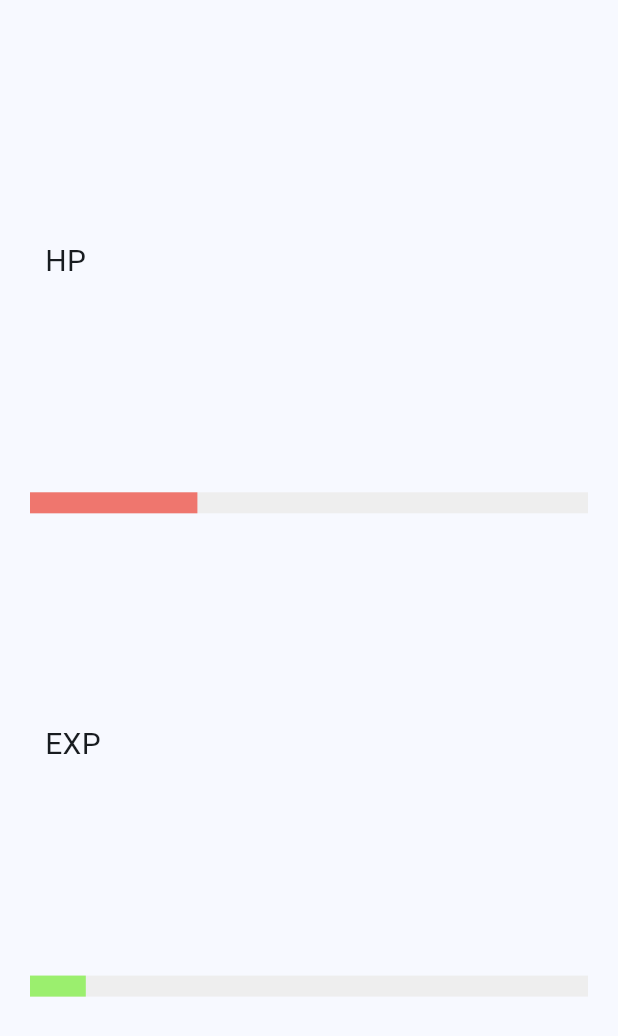
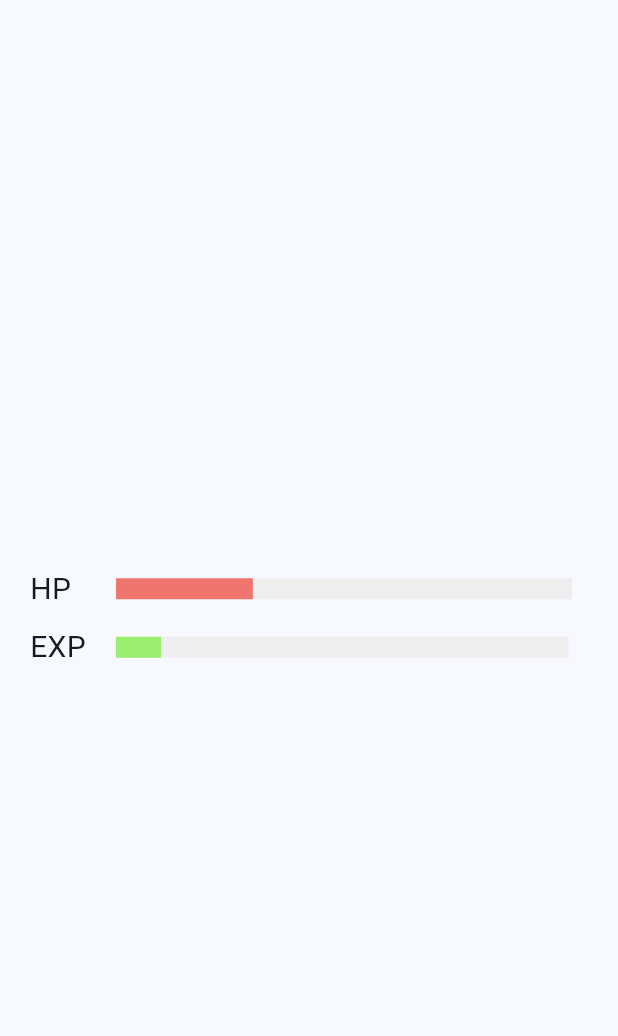
Before and after one commit to tomoyo519/IWW_frontend, a Flutter app: the StatusBar widget shown alone on an empty page, opened directly, on a phone screen of 412 x 824 dp. Shown: the top 1036 px of the screen. Run offline on Flutter 3.47's test engine with Material 2 defaults, Android fonts, the phone set to English and light mode, and no system bars; our stand-ins replace camera, contacts_service, dio, image_picker, lottie and 4 more; missing offline and left inert: dart:ffi, kakao_flutter_sdk, model_viewer_plus; accounts and stored records are empty; network calls fail.

```diff
--- a/lib/view/myroom/myroom.dart
+++ b/lib/view/myroom/myroom.dart
@@ -33,19 +33,20 @@ class MyRoom extends StatelessWidget {
                 child: Stack(
                   children: [
                     RenderMyRoom(),
+                    // Positioned(height: 800, bottom: 100, child: UnderLayer()),
                     Positioned(
                         left: 0,
                         right: 0,
-                        bottom: 20,
-                        height: 800,
-                        child: Column(
-                            mainAxisAlignment: MainAxisAlignment.center,
-                            crossAxisAlignment: CrossAxisAlignment.center,
-                            children: [
-                              UnderLayer(),
-                              BottomButtons(),
-                              SizedBox(height: 20)
-                            ])),
+                        bottom: 30,
+                        height: 150,
+                        child: UnderLayer()),
+                    Positioned(
+                      left: 0,
+                      right: 0,
+                      bottom: 10,
+                      height: 50,
+                      child: BottomButtons(),
+                    ),
                   ],
                 ),
               ),
@@ -137,11 +138,12 @@ class UnderLayer extends StatelessWidget {
   // TODO 채팅 구현 후 채팅창 삽입
   @override
   Widget build(BuildContext context) {
-    return SizedBox(
-      height: 200,
+    return Container(
+      height: MediaQuery.of(context).padding.top + 30,
+      color: Colors.transparent,
       child: context.watch<MyRoomViewModel>().isMyRoom
           ? StatusBar()
-          : SizedBox(height: 150, width: 20),
+          : SizedBox(height: 110, width: 20), // TODO chatting으로 변경
       // BottomButtons()
     );
   }
@@ -183,23 +185,27 @@ class _StatusBarState extends State<StatusBar> with TickerProviderStateMixin {
 
   @override
   Widget build(BuildContext context) {
-    return Scaffold(
-      body: Padding(
+    return Container(
       padding: const EdgeInsets.all(20.0),
       child: Column(
-          mainAxisAlignment: MainAxisAlignment.spaceEvenly,
+        mainAxisSize: MainAxisSize.max,
+        mainAxisAlignment: MainAxisAlignment.center,
+        crossAxisAlignment: CrossAxisAlignment.center,
         children: <Widget>[
           Row(
-              children: const [
-                SizedBox(width: 10),
-                Text(
+            children: [
+              Flexible(
+                flex: 1,
+                child: Text(
                   'HP',
                   style: TextStyle(fontSize: 20),
                   textAlign: TextAlign.left,
-                )
-              ],
                 ),
-            LinearProgressIndicator(
+              ),
+              SizedBox(width: 30),
+              Flexible(
+                flex: 8,
+                child: LinearProgressIndicator(
                   value: _hp,
                   minHeight: 14,
                   valueColor: AlwaysStoppedAnimation<Color>(
@@ -207,17 +213,24 @@ class _StatusBarState extends State<StatusBar> with TickerProviderStateMixin {
                   backgroundColor: Colors.grey[200],
                   semanticsLabel: 'Linear progress indicator',
                 ),
+              ),
+            ],
+          ),
+          SizedBox(height: 10),
           Row(
-              children: const [
-                SizedBox(width: 10),
-                Text(
+            children: [
+              Flexible(
+                flex: 1,
+                child: Text(
                   'EXP',
                   style: TextStyle(fontSize: 20),
                   textAlign: TextAlign.left,
-                )
-              ],
                 ),
-            LinearProgressIndicator(
+              ),
+              SizedBox(width: 20),
+              Flexible(
+                flex: 6,
+                child: LinearProgressIndicator(
                   value: _exp,
                   minHeight: 14,
                   valueColor: AlwaysStoppedAnimation<Color>(
@@ -225,8 +238,10 @@ class _StatusBarState extends State<StatusBar> with TickerProviderStateMixin {
                   backgroundColor: Colors.grey[200],
                   semanticsLabel: 'Linear progress indicator',
                 ),
+              ),
             ],
           ),
+        ],
       ),
     );
   }
@@ -277,9 +292,9 @@ class BottomButtons extends StatelessWidget {
           SizedBox(width: 20),
           ElevatedButton(
               onPressed: () {
-                // Navigator.pushNamedAndRemoveUntil(
-                //     context, '/friends', (Route<dynamic> route) => false);
-                context.read<MyRoomViewModel>().goFriendRoom(1);
+                Navigator.pushNamedAndRemoveUntil(
+                    context, '/friends', (Route<dynamic> route) => false);
+                // context.read<MyRoomViewModel>().goFriendRoom(1);
               },
               child: Text('친구목록')),
         ],
```
Also changed, not shown: lib/viewmodel/myroom.viewmodel.dart (+5 -2 lines), assets/background3.png (added). Lines whose indentation alone changed are shown as unchanged.
